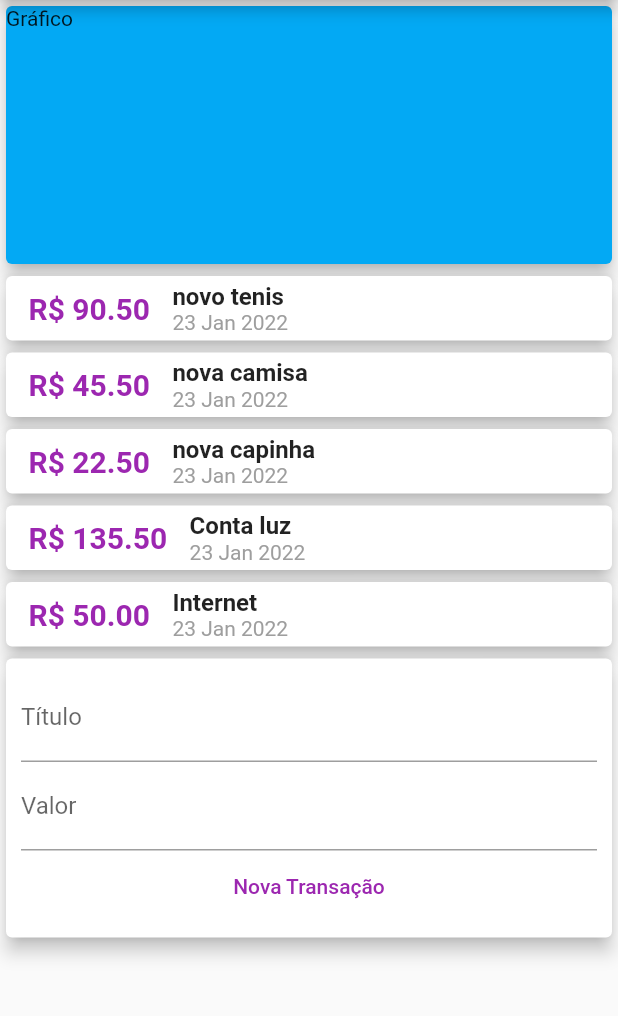
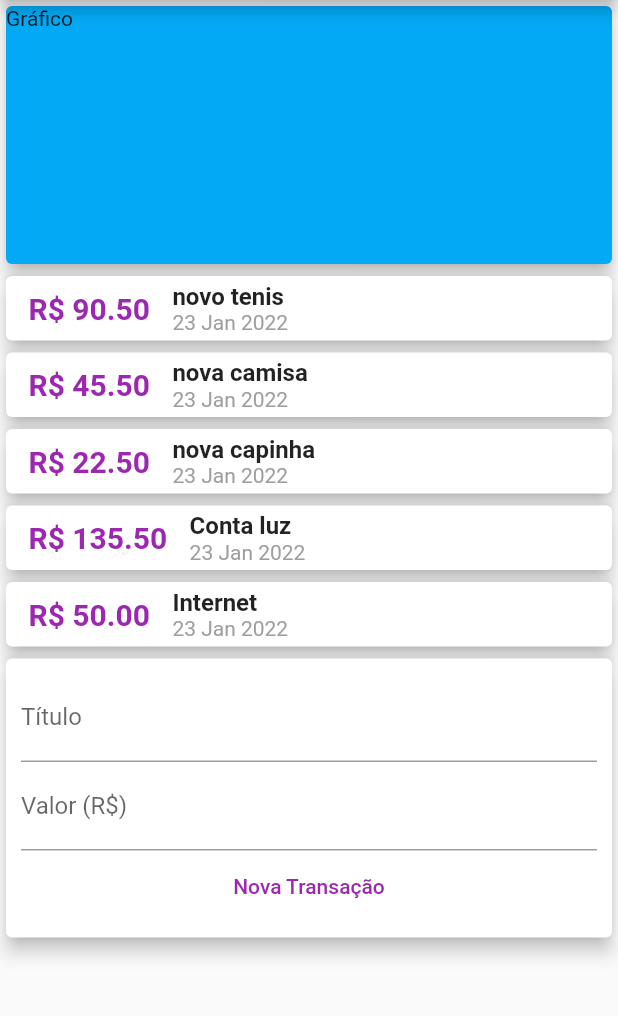
Before and after one commit to juniorsafera/Despesas_Pessoais_App, a Flutter app: the screen it shows after launch, on a phone screen of 412 x 824 dp, the part 84-1100 px from its top. Run offline on Flutter 3.47's test engine with Material 2 defaults, Android fonts, the phone set to English and light mode, and no system bars.

Commit message:
update home

```diff
--- a/despesas_pessoais_app/lib/components/form_transacoes.dart
+++ b/despesas_pessoais_app/lib/components/form_transacoes.dart
@@ -5,6 +5,9 @@ class FormTransacoes extends StatelessWidget {
 
   @override
   Widget build(BuildContext context) {
+    final TextEditingController cTitulo = TextEditingController();
+    final TextEditingController cValor = TextEditingController();
+
     return Card(
       elevation: 5,
       child: Padding(
@@ -12,18 +15,23 @@ class FormTransacoes extends StatelessWidget {
         child: Column(
           // ignore: prefer_const_literals_to_create_immutables
           children: [
-            const TextField(
-              decoration: InputDecoration(labelText: 'Título'),
+            TextField(
+              controller: cTitulo,
+              decoration: const InputDecoration(labelText: 'Título'),
             ),
-            const TextField(
-              decoration: InputDecoration(labelText: 'Valor'),
+            TextField(
+              controller: cValor,
+              decoration: const InputDecoration(labelText: 'Valor (R\$)'),
             ),
             Row(
               mainAxisAlignment: MainAxisAlignment.center,
               children: [
                 FlatButton(
                     textColor: Colors.purple,
-                    onPressed: () {},
+                    onPressed: () {
+                      // ignore: avoid_print
+                      print(cTitulo.text);
+                    },
                     child: const Text('Nova Transação')),
               ],
             )
--- /dev/null
+++ b/despesas_pessoais_app/lib/components/trasacao_usuario.dart
@@ -0,0 +1,56 @@
+import 'package:despesas_pessoais_app/components/form_transacoes.dart';
+import 'package:despesas_pessoais_app/components/lista_transicoes.dart';
+import 'package:despesas_pessoais_app/models/transacoes.dart';
+import 'package:flutter/material.dart';
+
+class TransacaoUsuario extends StatefulWidget {
+  const TransacaoUsuario({Key? key}) : super(key: key);
+
+  @override
+  _TransacaoUsuarioState createState() => _TransacaoUsuarioState();
+}
+
+class _TransacaoUsuarioState extends State<TransacaoUsuario> {
+  final _transacoes = [
+    ModeloTransacoes(
+      id: 't1',
+      titulo: 'novo tenis',
+      valor: '90.50',
+      data: DateTime.now(),
+    ),
+    ModeloTransacoes(
+      id: 't2',
+      titulo: 'nova camisa',
+      valor: '45.50',
+      data: DateTime.now(),
+    ),
+    ModeloTransacoes(
+      id: 't3',
+      titulo: 'nova capinha',
+      valor: '22.50',
+      data: DateTime.now(),
+    ),
+    ModeloTransacoes(
+      id: 't4',
+      titulo: 'Conta luz',
+      valor: '135.50',
+      data: DateTime.now(),
+    ),
+    ModeloTransacoes(
+      id: 't5',
+      titulo: 'Internet',
+      valor: '50.00',
+      data: DateTime.now(),
+    ),
+  ];
+
+  @override
+  Widget build(BuildContext context) {
+    return Column(
+      children: [
+        ListaTransacoes(transacoes: _transacoes),
+        const FormTransacoes(),
+      ],
+    );
+  }
+}
--- a/despesas_pessoais_app/lib/models/transacoes.dart
+++ b/despesas_pessoais_app/lib/models/transacoes.dart
@@ -1,5 +1,3 @@
-import 'package:flutter/cupertino.dart';
-
 class ModeloTransacoes {
   final String id;
   final String titulo;
--- a/despesas_pessoais_app/lib/telas/tela_principal.dart
+++ b/despesas_pessoais_app/lib/telas/tela_principal.dart
@@ -1,9 +1,10 @@
 // ignore_for_file: avoid_unnecessary_containers, sized_box_for_whitespace, deprecated_member_use
 
+import 'package:despesas_pessoais_app/components/form_transacoes.dart';
 import 'package:despesas_pessoais_app/components/lista_transicoes.dart';
-import 'package:despesas_pessoais_app/models/transacoes.dart';
+import 'package:despesas_pessoais_app/components/trasacao_usuario.dart';
+
 import 'package:flutter/material.dart';
-import 'package:intl/intl.dart';
 
 class TelaPrincipal extends StatelessWidget {
   const TelaPrincipal({
@@ -12,39 +13,6 @@ class TelaPrincipal extends StatelessWidget {
 
   @override
   Widget build(BuildContext context) {
-    final _transacoes = [
-      ModeloTransacoes(
-        id: 't1',
-        titulo: 'novo tenis',
-        valor: '90.50',
-        data: DateTime.now(),
-      ),
-      ModeloTransacoes(
-        id: 't2',
-        titulo: 'nova camisa',
-        valor: '45.50',
-        data: DateTime.now(),
-      ),
-      ModeloTransacoes(
-        id: 't3',
-        titulo: 'nova capinha',
-        valor: '22.50',
-        data: DateTime.now(),
-      ),
-      ModeloTransacoes(
-        id: 't4',
-        titulo: 'Conta luz',
-        valor: '135.50',
-        data: DateTime.now(),
-      ),
-      ModeloTransacoes(
-        id: 't5',
-        titulo: 'Internet',
-        valor: '50.00',
-        data: DateTime.now(),
-      ),
-    ];
-
     return Scaffold(
       appBar: AppBar(
         title: const Text('Despesas Pessoais'),
@@ -60,35 +28,7 @@ class TelaPrincipal extends StatelessWidget {
               child: Text('Gráfico'),
             ),
           ),
-          SingleChildScrollView(
-            child: ListaTransacoes(transacoes: _transacoes),
-          ),
-          Card(
-            elevation: 5,
-            child: Padding(
-              padding: const EdgeInsets.all(10),
-              child: Column(
-                // ignore: prefer_const_literals_to_create_immutables
-                children: [
-                  const TextField(
-                    decoration: InputDecoration(labelText: 'Título'),
-                  ),
-                  const TextField(
-                    decoration: InputDecoration(labelText: 'Valor'),
-                  ),
-                  Row(
-                    mainAxisAlignment: MainAxisAlignment.center,
-                    children: [
-                      FlatButton(
-                          textColor: Colors.purple,
-                          onPressed: () {},
-                          child: const Text('Nova Transação')),
-                    ],
-                  )
-                ],
-              ),
-            ),
-          )
+          const TransacaoUsuario(),
         ],
       ),
     );
```
